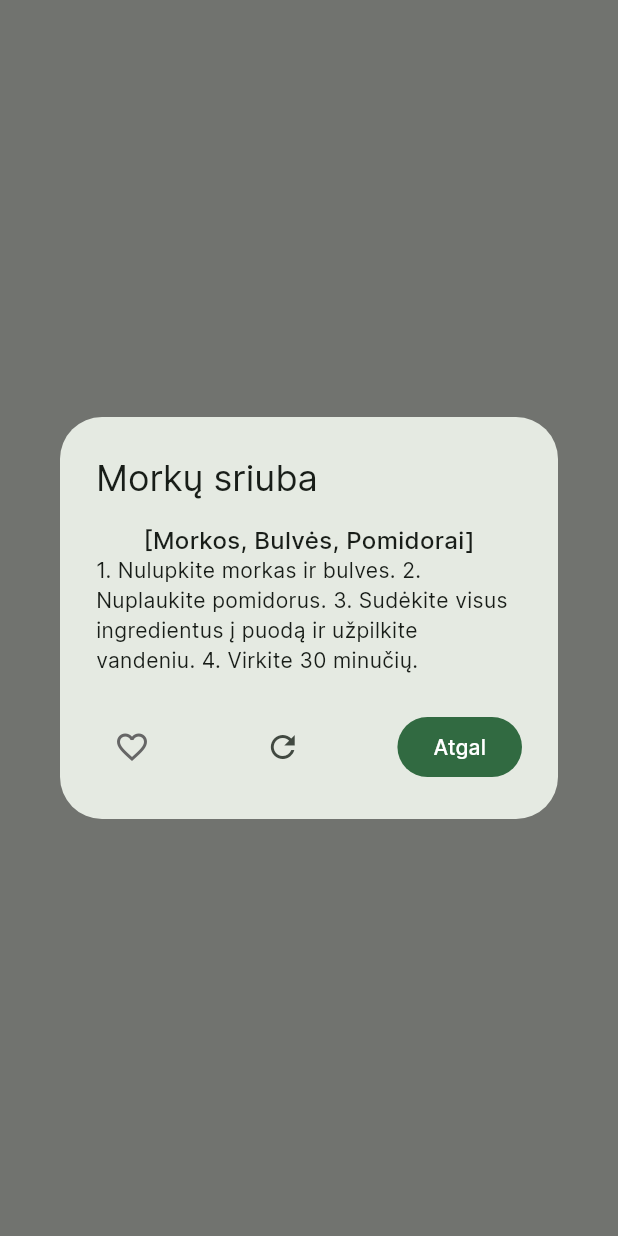
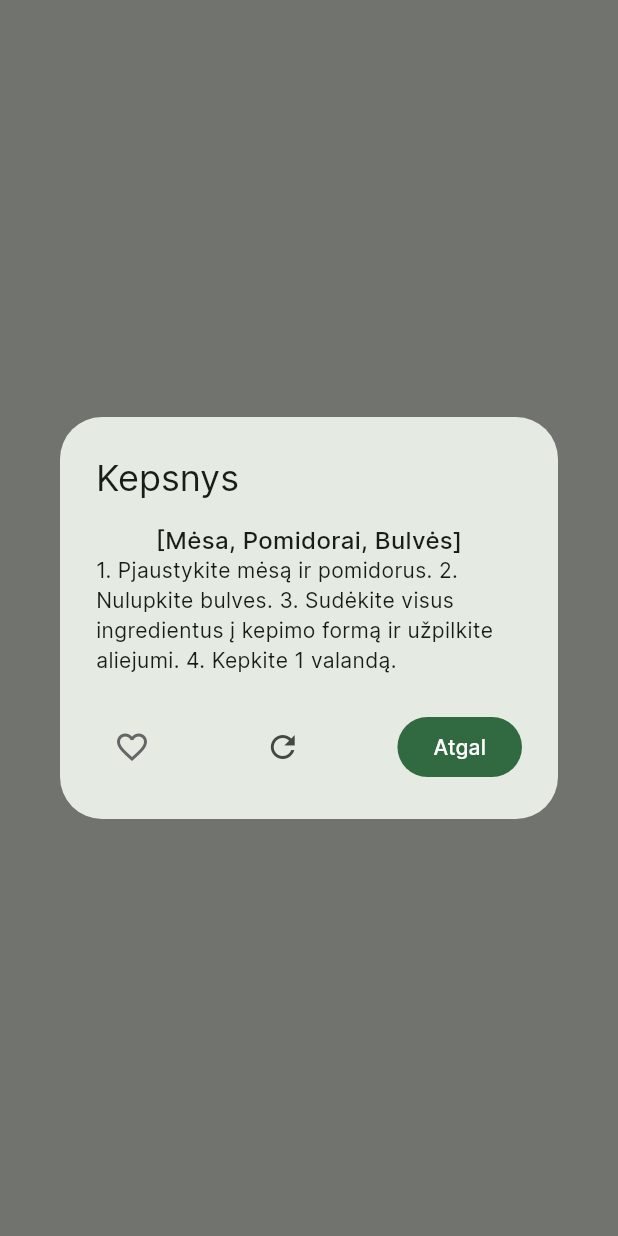
Before and after one commit to ErnestasRaw/RecipAI, a Flutter app: what show() shows on an empty page, opened directly, on a phone screen of 412 x 824 dp. Run offline on Flutter 3.47's test engine with Material 3 defaults, Android fonts, the phone set to English and light mode, and no system bars; accounts and stored records are empty.

Commit message:
Recipe dialog/picker refactor.

```diff
--- a/lib/components/dialogs/generator_dialog.dart
+++ b/lib/components/dialogs/generator_dialog.dart
@@ -1,3 +1,5 @@
+import 'dart:math';
+
 import 'package:flutter/material.dart';
 import 'package:receptai/components/theme/palette.dart';
 import 'package:receptai/components/theme/styles.dart';
@@ -6,7 +8,9 @@ import 'package:receptai/models/recipe.dart';
 class GeneratorDialog {
   static Future<void> show(BuildContext context, {bool? hasRegenrateButton = true}) async {
     bool isFavorite = false;
-    Recipe recipe = Recipe(
+
+    List<Recipe> recipes = [
+      Recipe(
         recipeId: 1,
         name: 'Morkų sriuba',
         ingredients: [
@@ -16,10 +20,38 @@ class GeneratorDialog {
         ],
         instructions:
             '1. Nulupkite morkas ir bulves. 2. Nuplaukite pomidorus. 3. Sudėkite visus ingredientus į puodą ir užpilkite vandeniu. 4. Virkite 30 minučių.',
-    );
+      ),
+      Recipe(
+        recipeId: 2,
+        name: 'Kepsnys',
+        ingredients: [
+          'Mėsa',
+          'Pomidorai',
+          'Bulvės',
+        ],
+        instructions:
+            '1. Pjaustykite mėsą ir pomidorus. 2. Nulupkite bulves. 3. Sudėkite visus ingredientus į kepimo formą ir užpilkite aliejumi. 4. Kepkite 1 valandą.',
+      ),
+      Recipe(
+        recipeId: 3,
+        name: 'Kiaušiniai su pomidorais',
+        ingredients: [
+          'Kiaušiniai',
+          'Pomidorai',
+          'Pipirai',
+        ],
+        instructions:
+            '1. Išplakite kiaušinius. 2. Pjaustykite pomidorus. 3. Sudėkite visus ingredientus į keptuvę ir kepkite 10 minučių.',
+      ),
+    ];
+
     return showDialog<void>(
       context: context,
       builder: (BuildContext context) {
+        //pick randoom recipe
+        Random random = Random();
+        int randomIndex = random.nextInt(recipes.length);
+        Recipe recipe = recipes[randomIndex];
         return AlertDialog(
           title: Text(recipe.name),
           content: Column(
--- a/lib/models/recipe.dart
+++ b/lib/models/recipe.dart
@@ -15,11 +15,7 @@ class Recipe {
         recipeId: json['recipeId'],
         name: json['name'],
         instructions: json['instructions'],
-        ingredients: json['ingredients'] != null
-            ? List<String>.from(
-                json['ingredients'].map((x) => x),
-              )
-            : null,
+        ingredients: json['ingredients'] != null ? List<String>.from(json['ingredients'].map((x) => x)) : null,
       );
 
   Map<String, dynamic> toJson() {
```
Lines whose indentation alone changed are shown as unchanged.
